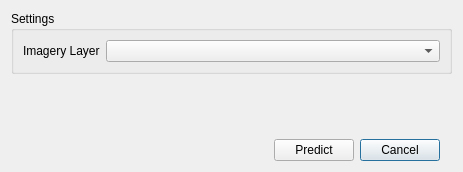
mnboos/osm-instance-segmentation, file qgis_plugin/ui/dlg_predict.ui: the form before one commit.
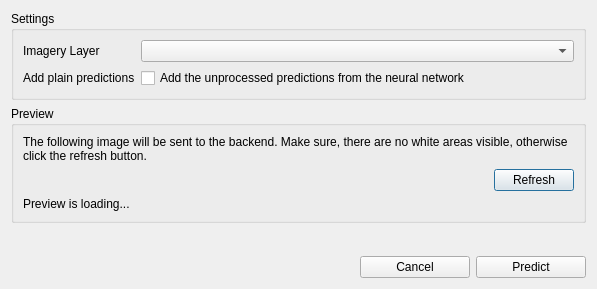
The form after the commit.

Commit message: plugin ui extended

Diff of the .ui file:
```diff
--- a/qgis_plugin/ui/dlg_predict.ui
+++ b/qgis_plugin/ui/dlg_predict.ui
@@ -6,8 +6,8 @@
    <rect>
     <x>0</x>
     <y>0</y>
-    <width>463</width>
-    <height>172</height>
+    <width>597</width>
+    <height>289</height>
    </rect>
   </property>
   <property name="sizePolicy">
@@ -20,7 +20,7 @@
    <string>Prediction</string>
   </property>
   <layout class="QGridLayout" name="gridLayout">
-   <item row="1" column="0">
+   <item row="2" column="0">
     <spacer name="verticalSpacer">
      <property name="orientation">
       <enum>Qt::Vertical</enum>
@@ -33,33 +33,13 @@
      </property>
     </spacer>
    </item>
-   <item row="2" column="0">
-    <spacer name="horizontalSpacer">
-     <property name="orientation">
-      <enum>Qt::Horizontal</enum>
-     </property>
-     <property name="sizeHint" stdset="0">
-      <size>
-       <width>40</width>
-       <height>20</height>
-      </size>
-     </property>
-    </spacer>
-   </item>
    <item row="0" column="0" colspan="5">
     <widget class="QGroupBox" name="groupSettings">
      <property name="title">
       <string>Settings</string>
      </property>
      <layout class="QGridLayout" name="gridLayout_2">
-      <item row="0" column="0">
-       <widget class="QLabel" name="lblImageryLayer">
-        <property name="text">
-         <string>Imagery Layer</string>
-        </property>
-       </widget>
-      </item>
-      <item row="0" column="1">
+      <item row="0" column="2">
        <widget class="QComboBox" name="cbxImageryLayer">
         <property name="sizePolicy">
          <sizepolicy hsizetype="Expanding" vsizetype="Fixed">
@@ -69,10 +49,83 @@
         </property>
        </widget>
       </item>
+      <item row="0" column="0">
+       <widget class="QLabel" name="lblImageryLayer">
+        <property name="text">
+         <string>Imagery Layer</string>
+        </property>
+       </widget>
+      </item>
+      <item row="1" column="0">
+       <widget class="QLabel" name="lblAddRawPredictions">
+        <property name="text">
+         <string>Add plain predictions</string>
+        </property>
+       </widget>
+      </item>
+      <item row="1" column="2">
+       <widget class="QCheckBox" name="chkAddPlainPredictions">
+        <property name="text">
+         <string>Add the unprocessed predictions from the neural network</string>
+        </property>
+       </widget>
+      </item>
      </layout>
     </widget>
    </item>
-   <item row="2" column="2">
+   <item row="1" column="0" colspan="5">
+    <widget class="QGroupBox" name="grpPreview">
+     <property name="sizePolicy">
+      <sizepolicy hsizetype="Expanding" vsizetype="Preferred">
+       <horstretch>0</horstretch>
+       <verstretch>0</verstretch>
+      </sizepolicy>
+     </property>
+     <property name="title">
+      <string>Preview</string>
+     </property>
+     <layout class="QGridLayout" name="gridLayout_3">
+      <item row="0" column="0">
+       <widget class="QLabel" name="lblPreviewText">
+        <property name="text">
+         <string>The following image will be sent to the backend. Make sure, there are no white areas visible, otherwise click the refresh button.</string>
+        </property>
+        <property name="wordWrap">
+         <bool>true</bool>
+        </property>
+       </widget>
+      </item>
+      <item row="2" column="0">
+       <widget class="QLabel" name="lblImage">
+        <property name="text">
+         <string>Preview is loading...</string>
+        </property>
+       </widget>
+      </item>
+      <item row="1" column="0" alignment="Qt::AlignRight">
+       <widget class="QPushButton" name="btnRefresh">
+        <property name="sizePolicy">
+         <sizepolicy hsizetype="Minimum" vsizetype="Fixed">
+          <horstretch>0</horstretch>
+          <verstretch>0</verstretch>
+         </sizepolicy>
+        </property>
+        <property name="text">
+         <string>Refresh</string>
+        </property>
+       </widget>
+      </item>
+     </layout>
+    </widget>
+   </item>
+   <item row="3" column="4">
+    <widget class="QPushButton" name="btnPredict">
+     <property name="text">
+      <string>Predict</string>
+     </property>
+    </widget>
+   </item>
+   <item row="3" column="3">
     <widget class="QPushButton" name="btnCancel">
      <property name="minimumSize">
       <size>
@@ -85,12 +138,18 @@
      </property>
     </widget>
    </item>
-   <item row="2" column="1">
-    <widget class="QPushButton" name="btnPredict">
-     <property name="text">
-      <string>Predict</string>
+   <item row="3" column="0" colspan="3">
+    <spacer name="horizontalSpacer">
+     <property name="orientation">
+      <enum>Qt::Horizontal</enum>
      </property>
-    </widget>
+     <property name="sizeHint" stdset="0">
+      <size>
+       <width>40</width>
+       <height>20</height>
+      </size>
+     </property>
+    </spacer>
    </item>
   </layout>
  </widget>
```
The commit also changes 4 other files.
